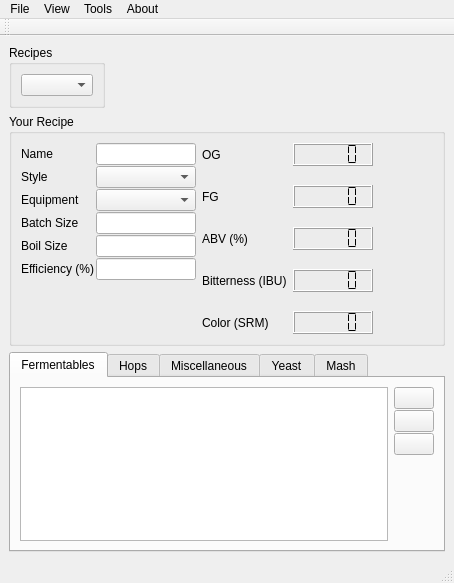
Qt form mainWindow.ui (Brewtarget/brewtarget) before a commit.
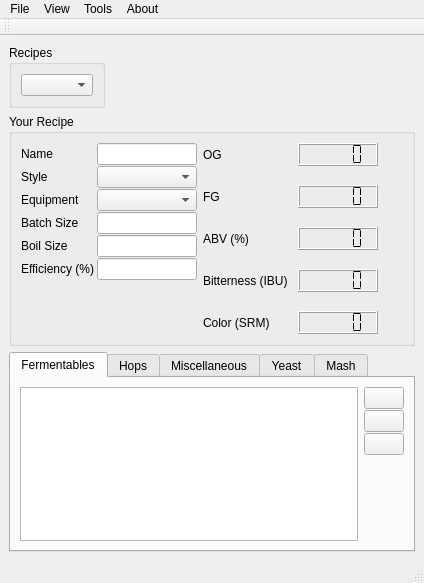
The same form after that commit. Icons and pictures are not drawn. Custom widgets are drawn as their Qt base class.

Patch:
```diff
--- a/mainWindow.ui
+++ b/mainWindow.ui
@@ -6,7 +6,7 @@
    <rect>
     <x>0</x>
     <y>0</y>
-    <width>454</width>
+    <width>424</width>
     <height>583</height>
    </rect>
   </property>
@@ -618,7 +618,7 @@
             <enum>Qt::Horizontal</enum>
            </property>
            <property name="sizeType">
-            <enum>QSizePolicy::MinimumExpanding</enum>
+            <enum>QSizePolicy::Preferred</enum>
            </property>
            <property name="sizeHint" stdset="0">
             <size>
@@ -1046,8 +1046,8 @@
     <rect>
      <x>0</x>
      <y>0</y>
-     <width>454</width>
-     <height>25</height>
+     <width>424</width>
+     <height>23</height>
     </rect>
    </property>
    <widget class="QMenu" name="menuFile">
```
